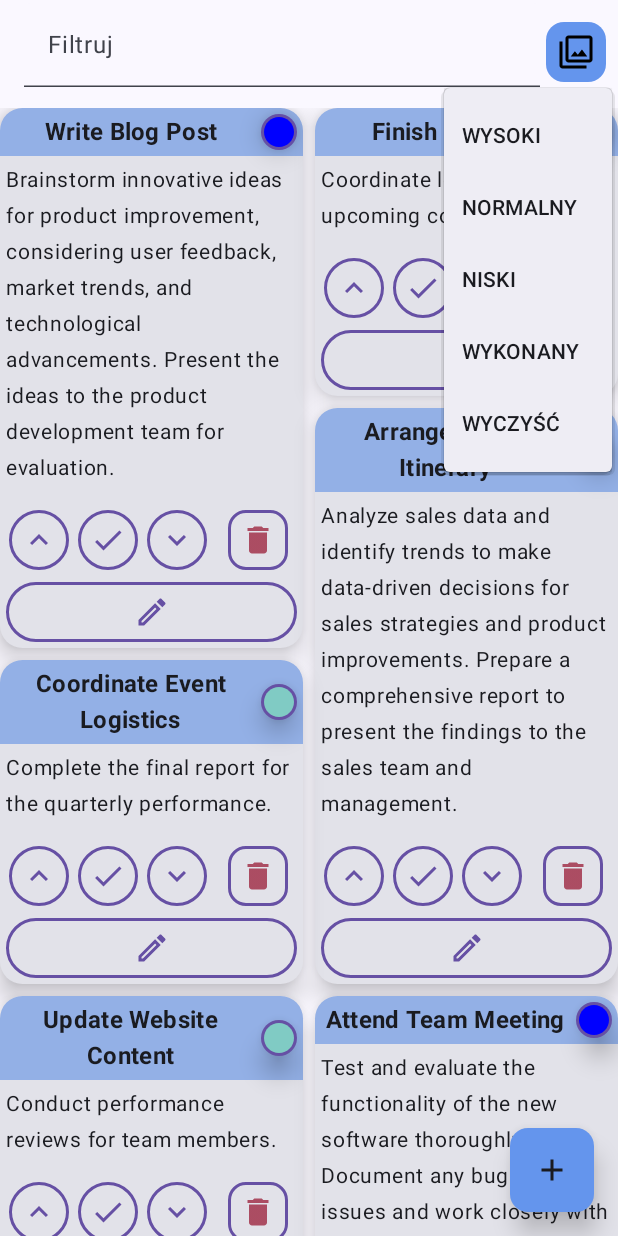
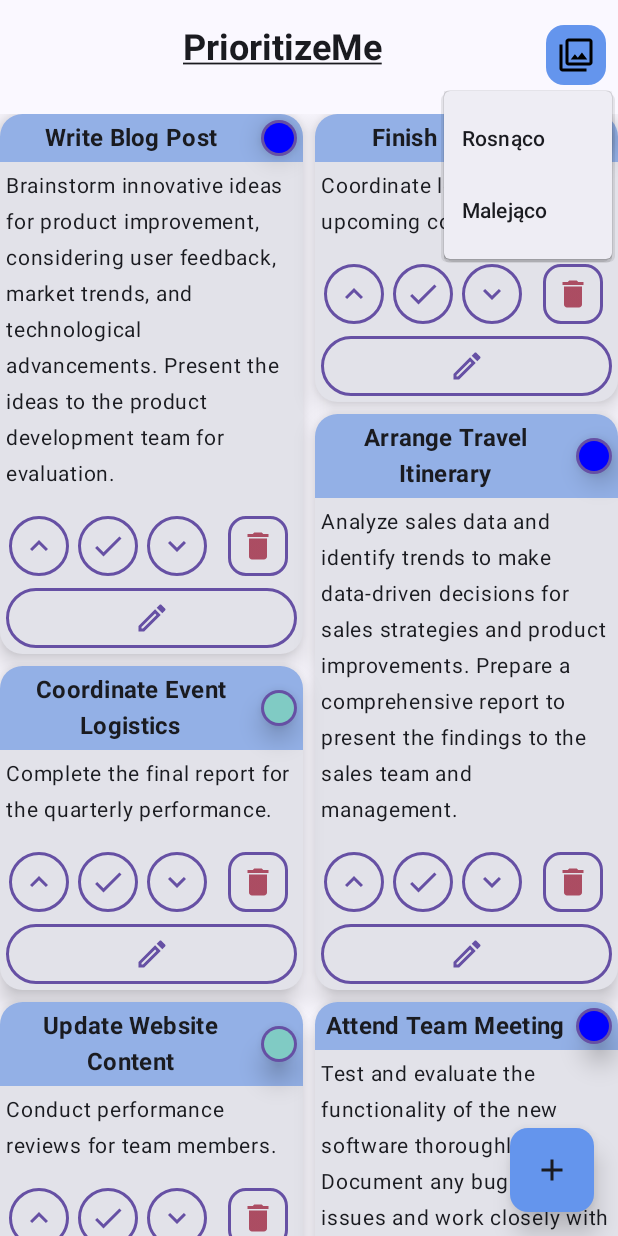
Before and after one commit to RafLew84/PrioritizeMeCompose, an Android app built with Jetpack Compose: the screen it shows after launch (MainActivity), after a tap on "Sorting Options", on a phone screen of 412 x 824 dp. Run offline under Robolectric (Android 15) with nearby library versions, the phone set to English and light mode, and no system bars; our stand-ins replace Room's generated code.

```diff
--- a/app/src/main/java/com/example/prioritizemecompose/data/db/TaskDao.kt
+++ b/app/src/main/java/com/example/prioritizemecompose/data/db/TaskDao.kt
@@ -26,12 +26,6 @@ interface TaskDao {
     @Update
     suspend fun updateTask(task: Task)
 
-    @Query("SELECT * FROM task_table WHERE title LIKE :title")
-    fun getFilteredTasksByTitle(title: String): Flow<List<Task>>
-
     @Query("DELETE FROM task_table")
     suspend fun deleteAll()
-
-    @Query("SELECT * FROM task_table WHERE priority = :priority")
-    fun getFilteredTasksByPriority(priority: String): Flow<List<Task>>
 }
--- a/app/src/main/java/com/example/prioritizemecompose/data/dummydata/DataProvider.kt
+++ b/app/src/main/java/com/example/prioritizemecompose/data/dummydata/DataProvider.kt
@@ -64,7 +64,7 @@ object DataProvider {
         "Develop interactive prototypes for the new app, incorporating user-friendly design and intuitive navigation. Test the prototypes with potential users for feedback and validation."
     )
 
-    val tasks = (0..40).map { Task(
+    val tasks = (0..10).map { Task(
         title = titles.random(),
         description = descriptions.random(),
         priority = Priority.values().random()
--- a/app/src/main/java/com/example/prioritizemecompose/data/rpeository/TaskRepository.kt
+++ b/app/src/main/java/com/example/prioritizemecompose/data/rpeository/TaskRepository.kt
@@ -9,9 +9,6 @@ class TaskRepository(private val application: Application) {
     private val dao = db.taskDao()
 
     fun getTasks() = dao.getTasks()
-    fun getFilteredTasksByTitle(title: String) = dao.getFilteredTasksByTitle(title)
-    fun getFilteredTasksByPriority(priority: String) = dao.getFilteredTasksByPriority(priority)
-
     suspend fun insertTask(task: Task) = dao.insertTask(task)
     suspend fun insertAllTasks(tasks: List<Task>) = dao.insertAllTasks(tasks)
     suspend fun deleteTask(task: Task) = dao.deleteTask(task)
--- a/app/src/main/java/com/example/prioritizemecompose/ui/screens/TaskListScreen.kt
+++ b/app/src/main/java/com/example/prioritizemecompose/ui/screens/TaskListScreen.kt
@@ -11,7 +11,6 @@ import androidx.compose.foundation.layout.Row
 import androidx.compose.foundation.layout.fillMaxHeight
 import androidx.compose.foundation.layout.fillMaxSize
 import androidx.compose.foundation.layout.fillMaxWidth
-import androidx.compose.foundation.layout.height
 import androidx.compose.foundation.layout.padding
 import androidx.compose.foundation.layout.size
 import androidx.compose.foundation.lazy.staggeredgrid.LazyVerticalStaggeredGrid
@@ -28,7 +27,6 @@ import androidx.compose.material.icons.outlined.KeyboardArrowDown
 import androidx.compose.material.icons.outlined.KeyboardArrowUp
 import androidx.compose.material3.Card
 import androidx.compose.material3.CardDefaults
-import androidx.compose.material3.Divider
 import androidx.compose.material3.DropdownMenu
 import androidx.compose.material3.DropdownMenuItem
 import androidx.compose.material3.ExperimentalMaterial3Api
@@ -58,6 +56,7 @@ import androidx.compose.ui.graphics.vector.ImageVector
 import androidx.compose.ui.text.TextStyle
 import androidx.compose.ui.text.font.FontWeight
 import androidx.compose.ui.text.style.TextAlign
+import androidx.compose.ui.text.style.TextDecoration
 import androidx.compose.ui.unit.dp
 import androidx.compose.ui.unit.sp
 import androidx.lifecycle.compose.collectAsStateWithLifecycle
@@ -78,20 +77,25 @@ fun TaskListScreen(
         mutableStateOf("")
     }
 
+    val selected = remember { mutableStateOf(Priority.NORMALNY.name) }
+
     Scaffold(
         floatingActionButton = {
             AddTaskFAB(onClick = { onAddScreen() })
         },
         topBar = {
             TopAppBar(
-                title = {
-                    FilteringEditText(filteredTitle) { title ->
-                        filteredTitle = title
-                        viewModel.filterByTitle(filteredTitle)
-                    }
-                },
-                actions = { PriorityFiltering(viewModel)},
-                modifier = Modifier.height(60.dp)
+                title = { Text(
+                    text = "PrioritizeMe",
+                    fontSize = 24.sp,
+                    fontWeight = FontWeight.Bold,
+                    modifier = Modifier.fillMaxWidth(),
+                    textAlign = TextAlign.Center,
+                    textDecoration = TextDecoration.Underline,
+                    style = MaterialTheme.typography.titleLarge,
+                ) },
+                actions = { PriorityFiltering(selected, viewModel)},
+                modifier = Modifier.fillMaxWidth()
             )
         }
     ) { paddingValues ->
@@ -106,7 +110,10 @@ fun TaskListScreen(
                 verticalItemSpacing = 8.dp,
                 horizontalArrangement = Arrangement.spacedBy(8.dp),
                 content = {
-                    items(tasks.size) { index ->
+                    items(
+                        count = tasks.size,
+                        key = { tasks[it].id }
+                    ) { index ->
                         CreateItemCard(
                             onClickEdit = onEditScreen,
                             task = tasks[index],
@@ -138,23 +145,8 @@ private fun AddTaskFAB(
 }
 
 @Composable
-@OptIn(ExperimentalMaterial3Api::class)
-private fun FilteringEditText(filteredTitle: String, onValueChange: (String) -> Unit) {
-    TextField(
-        value = filteredTitle,
-        singleLine = true,
-        modifier = Modifier.fillMaxWidth(),
-        colors = TextFieldDefaults.textFieldColors(
-            containerColor = MaterialTheme.colorScheme.surface
-        ),
-        onValueChange = onValueChange,
-        label = { Text(text = "Filtruj") },
-        textStyle = TextStyle.Default.copy(fontSize = 20.sp)
-    )
-}
-
-@Composable
 private fun PriorityFiltering(
+    selected: MutableState<String>,
     viewModel: TaskViewModel
 ) {
     val expanded = remember { mutableStateOf(false) }
@@ -180,22 +172,14 @@ private fun PriorityFiltering(
     ) {
         viewModel.priorities.forEach { option ->
             DropdownMenuItem(
-                text = { Text(option.toString())
+                text = { Text(option)
                 },
                 onClick = {
                     expanded.value = false
-                    viewModel.filteredByPriority(option.toString())
+                    selected.value = option
                 }
             )
         }
-        DropdownMenuItem(
-            text = { Text("WYCZYŚĆ")
-            },
-            onClick = {
-                expanded.value = false
-                viewModel.getAll()
-            }
-        )
     }
 }
 
--- a/app/src/main/java/com/example/prioritizemecompose/viewmodel/TaskViewModel.kt
+++ b/app/src/main/java/com/example/prioritizemecompose/viewmodel/TaskViewModel.kt
@@ -1,6 +1,7 @@
 package com.example.prioritizemecompose.viewmodel
 
 import android.app.Application
+import android.util.Log
 import androidx.compose.ui.graphics.Color
 import androidx.lifecycle.ViewModel
 import androidx.lifecycle.viewModelScope
@@ -9,8 +10,13 @@ import com.example.prioritizemecompose.data.db.Task
 import com.example.prioritizemecompose.data.dummydata.DataProvider
 import com.example.prioritizemecompose.data.rpeository.TaskRepository
 import kotlinx.coroutines.flow.MutableStateFlow
+import kotlinx.coroutines.flow.SharingStarted
 import kotlinx.coroutines.flow.StateFlow
 import kotlinx.coroutines.flow.collect
+import kotlinx.coroutines.flow.collectLatest
+import kotlinx.coroutines.flow.filter
+import kotlinx.coroutines.flow.map
+import kotlinx.coroutines.flow.stateIn
 import kotlinx.coroutines.launch
 
 class TaskViewModel(application: Application) : ViewModel() {
@@ -21,7 +27,7 @@ class TaskViewModel(application: Application) : ViewModel() {
     val tasksState: StateFlow<List<Task>>
         get() = _tasksState
 
-    val priorities = Priority.values().toList()
+    val priorities = listOf("Rosnąco", "Malejąco")
 
     init {
         reinitializeDatabaseWithDummyData()
@@ -45,26 +51,10 @@ class TaskViewModel(application: Application) : ViewModel() {
         }
     }
 
-    fun getAll(){
+    private fun getAll(){
         viewModelScope.launch {
             repository.getTasks().collect{tasks ->
                 _tasksState.value = tasks
-            }
-        }
-    }
-
-    fun filterByTitle(title: String){
-        viewModelScope.launch {
-            repository.getFilteredTasksByTitle("%$title%").collect {filteredList ->
-                _tasksState.value = filteredList
-            }
-        }
-    }
-
-    fun filteredByPriority(priority: String){
-        viewModelScope.launch {
-            repository.getFilteredTasksByPriority(priority).collect { filteredList ->
-                _tasksState.value = filteredList
             }
         }
     }
```
